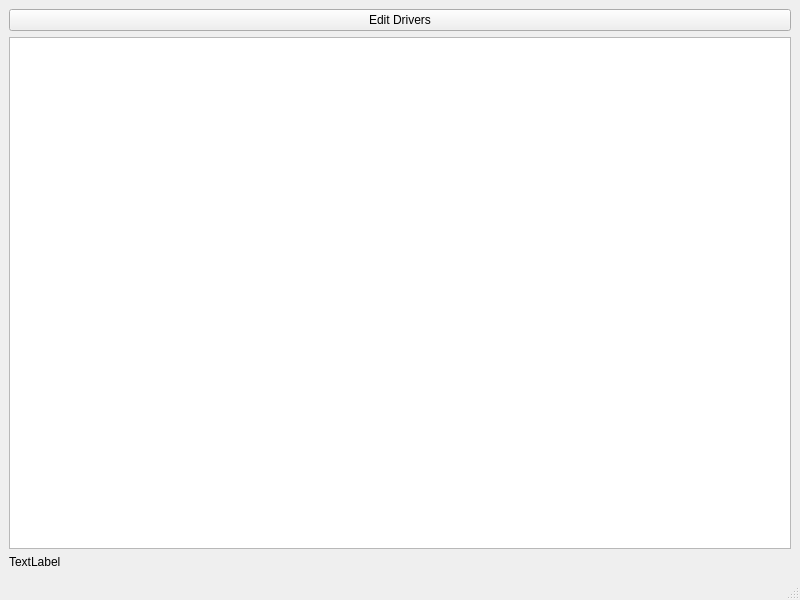
Above: src/maingui.ui from Matjes67/RCtajm before the change. Below: the same form after it.
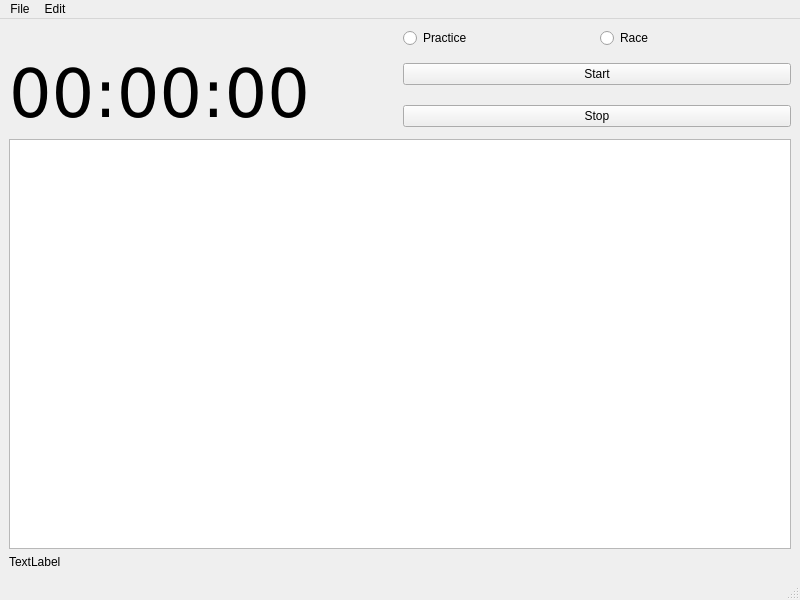
That is the form after the change.

Commit message: race class

What changed in the file:
```diff
--- a/src/maingui.ui
+++ b/src/maingui.ui
@@ -17,24 +17,62 @@
    <layout class="QGridLayout" name="gridLayout_2">
     <item row="0" column="0">
      <layout class="QGridLayout" name="gridLayout">
-      <item row="2" column="0">
+      <item row="4" column="0">
        <widget class="QLabel" name="labelPackets">
         <property name="text">
          <string>TextLabel</string>
         </property>
        </widget>
       </item>
-      <item row="1" column="0">
+      <item row="3" column="0" colspan="2">
        <widget class="QTableView" name="tableView">
         <property name="sortingEnabled">
          <bool>true</bool>
         </property>
        </widget>
       </item>
-      <item row="0" column="0">
-       <widget class="QPushButton" name="buttonEditDrivers">
+      <item row="0" column="1">
+       <layout class="QHBoxLayout" name="horizontalLayout">
+        <item>
+         <widget class="QRadioButton" name="radioButton_2">
+          <property name="text">
+           <string>Practice</string>
+          </property>
+         </widget>
+        </item>
+        <item>
+         <widget class="QRadioButton" name="radioButton">
+          <property name="text">
+           <string>Race</string>
+          </property>
+         </widget>
+        </item>
+       </layout>
+      </item>
+      <item row="1" column="1">
+       <widget class="QPushButton" name="buttonStart">
         <property name="text">
-         <string>Edit Drivers</string>
+         <string>Start</string>
+        </property>
+       </widget>
+      </item>
+      <item row="2" column="1">
+       <widget class="QPushButton" name="buttonStop">
+        <property name="text">
+         <string>Stop</string>
+        </property>
+       </widget>
+      </item>
+      <item row="1" column="0" rowspan="2">
+       <widget class="QLabel" name="labelTime">
+        <property name="font">
+         <font>
+          <family>DejaVu Sans</family>
+          <pointsize>50</pointsize>
+         </font>
+        </property>
+        <property name="text">
+         <string>00:00:00</string>
         </property>
        </widget>
       </item>
@@ -51,6 +89,21 @@
      <height>19</height>
     </rect>
    </property>
+   <widget class="QMenu" name="menuFile">
+    <property name="title">
+     <string>File</string>
+    </property>
+   </widget>
+   <widget class="QMenu" name="menuEdit">
+    <property name="title">
+     <string>Edit</string>
+    </property>
+    <addaction name="actionDrivers"/>
+    <addaction name="separator"/>
+    <addaction name="actionRace"/>
+   </widget>
+   <addaction name="menuFile"/>
+   <addaction name="menuEdit"/>
   </widget>
   <widget class="QStatusBar" name="statusbar"/>
  </widget>
```
Left out of the diff: 10 changed lines with no effect on the pictures. The commit also changes 3 other files.
